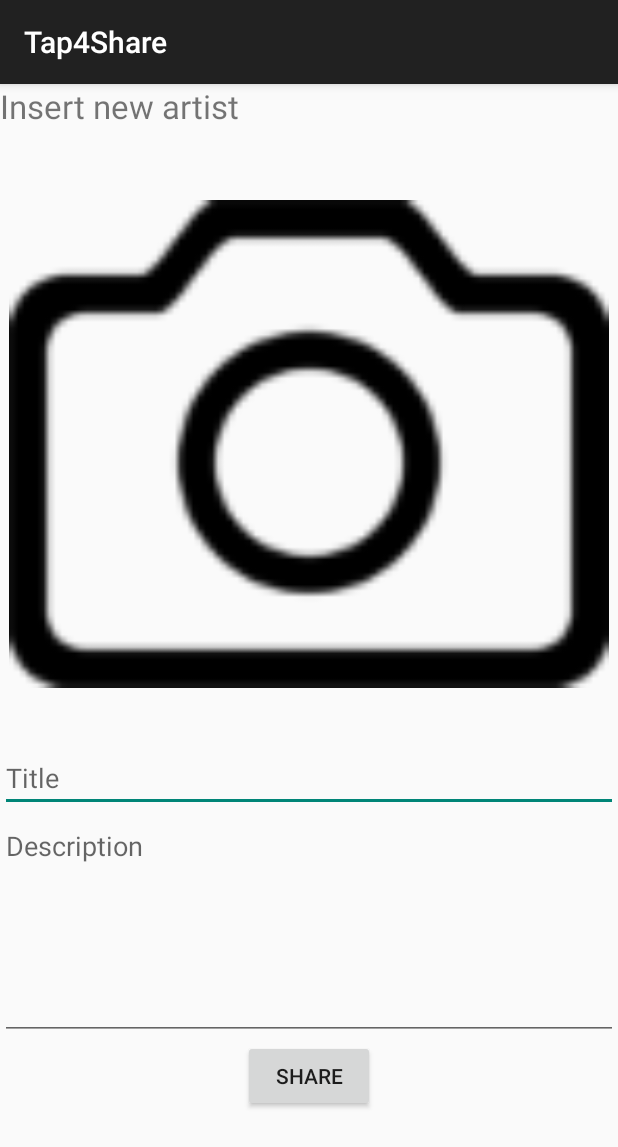
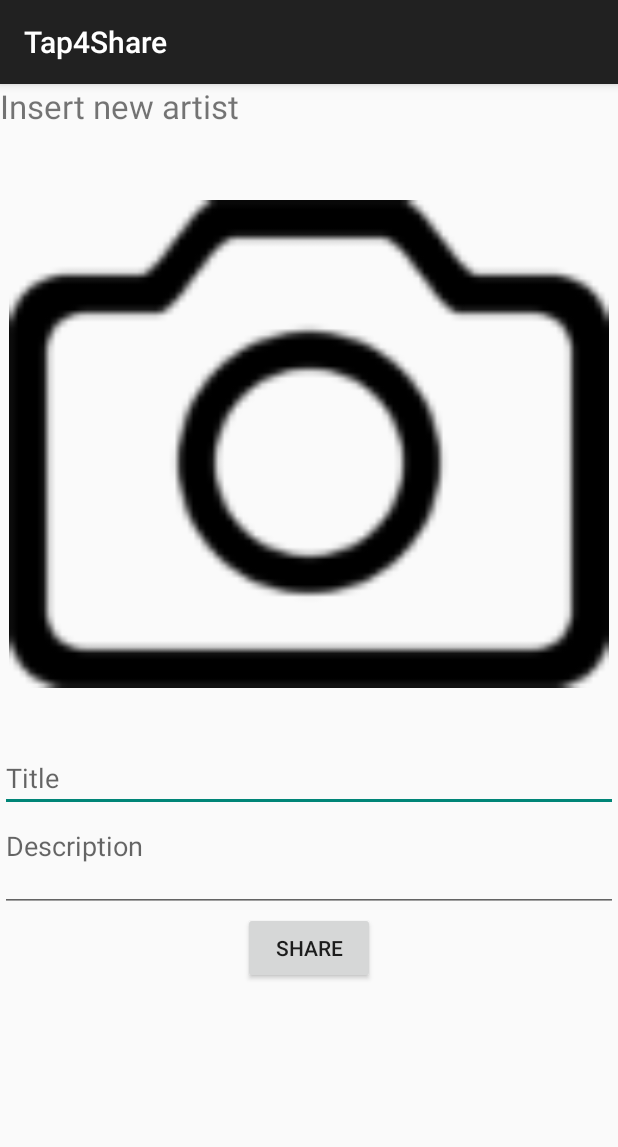
Before and after one commit to sniller27/Tap4Share, an Android app: the ImageInsert screen opened directly, with no data from a screen before it, on a phone screen of 412 x 824 dp. Shown: the top 1147 px of the screen. Run offline under Robolectric (Android 15) with nearby library versions, the phone set to English and light mode, and no system bars; our stand-ins replace Volley.

Commit message:
crash fix because of missing image variable + layout change on insert page + only portrait orientation allowed

```diff
--- a/app/src/main/AndroidManifest.xml
+++ b/app/src/main/AndroidManifest.xml
@@ -29,14 +29,14 @@
         android:theme="@style/AppTheme">
 
         <!-- android:theme="@android:style/Theme.NoTitleBar"> -->
-        <activity android:name=".MainActivity">
+        <activity android:name=".MainActivity" android:screenOrientation="portrait">
             <intent-filter>
                 <action android:name="android.intent.action.MAIN" />
 
                 <category android:name="android.intent.category.LAUNCHER" />
             </intent-filter>
         </activity>
-        <activity android:name=".ImageInsert"></activity>
+        <activity android:name=".ImageInsert" android:screenOrientation="portrait"></activity>
     </application>
 
 </manifest>
--- a/app/src/main/java/com/vogella/android/tap4share/MainActivity.java
+++ b/app/src/main/java/com/vogella/android/tap4share/MainActivity.java
@@ -6,6 +6,7 @@ import android.app.Activity;
 
 import android.app.ProgressDialog;
 import android.content.Intent;
+import android.content.pm.ActivityInfo;
 import android.content.pm.PackageManager;
 import android.graphics.Bitmap;
 import android.os.AsyncTask;
@@ -88,6 +89,8 @@ private String TAG = MainActivity.class.getSimpleName();
         super.onCreate(savedInstanceState);
         requestWindowFeature(Window.FEATURE_NO_TITLE);
         setContentView(R.layout.activity_main);
+
+        setRequestedOrientation(ActivityInfo.SCREEN_ORIENTATION_PORTRAIT);
 
         if (ContextCompat.checkSelfPermission(this,
                 Manifest.permission.WRITE_EXTERNAL_STORAGE)
@@ -211,7 +214,7 @@ private String TAG = MainActivity.class.getSimpleName();
             //System.exit(0);
             picture = (Bitmap) data.getExtras().get("data");
             System.out.println("heeeej: " + picture);
-            imageView.setImageBitmap(picture);
+//            imageView.setImageBitmap(picture);
 
             ByteArrayOutputStream stream = new ByteArrayOutputStream();
             picture.compress(Bitmap.CompressFormat.JPEG, 100, stream);
--- a/app/src/main/java/com/vogella/android/tap4share/ServerConfig.java
+++ b/app/src/main/java/com/vogella/android/tap4share/ServerConfig.java
@@ -5,7 +5,7 @@ package com.vogella.android.tap4share;
  */
 
 public class ServerConfig {
-    private String serverip = "141.70.55.157";
+    private String serverip = "192.168.0.109";
     private String serverport = "8080";
 
     public String getServerip() {
--- a/app/src/main/res/layout/activity_image_insert.xml
+++ b/app/src/main/res/layout/activity_image_insert.xml
@@ -38,8 +38,8 @@
         <EditText
             android:id="@+id/imagedescription"
             android:inputType="textMultiLine"
-            android:lines="8"
-            android:minLines="6"
+            android:lines="2"
+            android:minLines="2"
             android:gravity="top|left"
             android:maxLines="10"
             android:layout_height="wrap_content"
```
